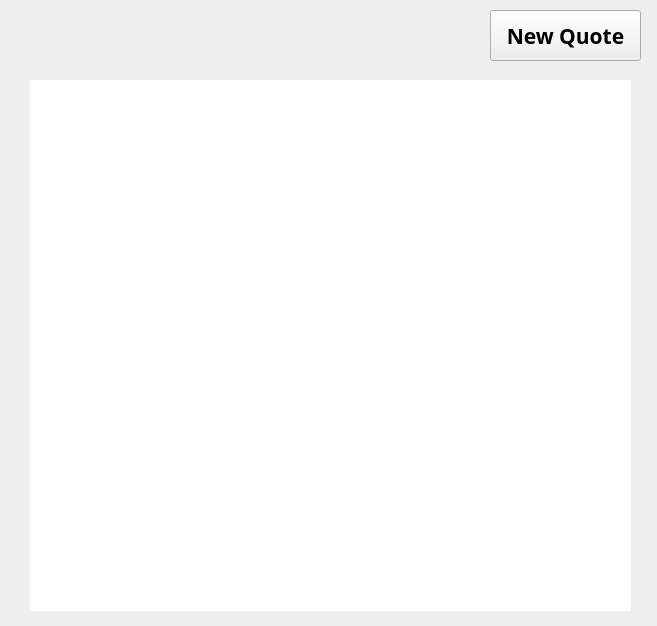
Before: the Qt Designer form quotesindexwindow.ui in lorenjohnson/CSC3220_DevTeam1_Final, drawn with Qt 5.
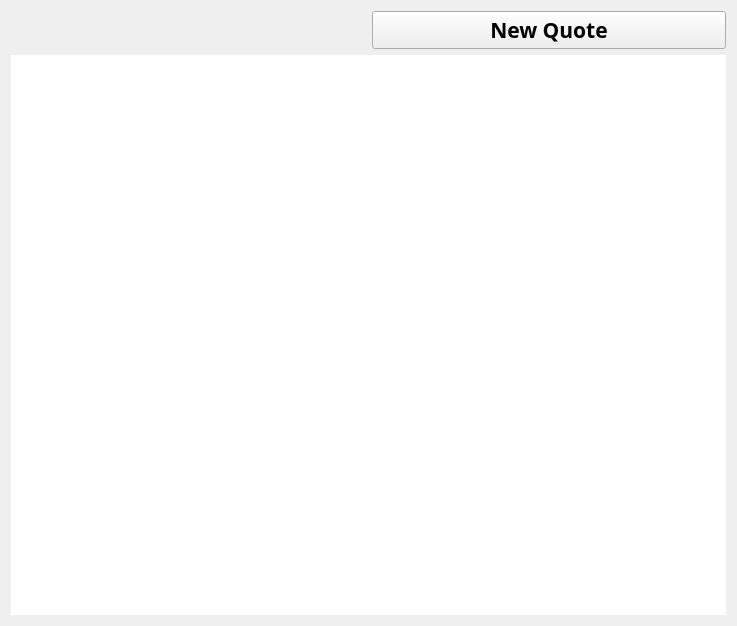
After: the same form once the commit is applied.

Commit message:
Resize and quote table
I made some changes to the resize (just right click -> layout -> layout to grid)
Also change how to table works in ui (row instead of column)

The edit to the form file:
```diff
--- a/quotesindexwindow.ui
+++ b/quotesindexwindow.ui
@@ -9,7 +9,7 @@
    <rect>
     <x>0</x>
     <y>0</y>
-    <width>657</width>
+    <width>737</width>
     <height>626</height>
    </rect>
   </property>
@@ -22,15 +22,40 @@
   <property name="windowTitle">
    <string>Quotes</string>
   </property>
+  <layout class="QGridLayout" name="gridLayout">
+   <item row="0" column="0">
+    <widget class="QLabel" name="welcomeLabel">
+     <property name="font">
+      <font>
+       <family>Sans</family>
+       <pointsize>18</pointsize>
+      </font>
+     </property>
+     <property name="contextMenuPolicy">
+      <enum>Qt::DefaultContextMenu</enum>
+     </property>
+     <property name="text">
+      <string/>
+     </property>
+    </widget>
+   </item>
+   <item row="0" column="1">
+    <widget class="QPushButton" name="newQuoteButton">
+     <property name="font">
+      <font>
+       <family>Sans</family>
+       <pointsize>16</pointsize>
+       <weight>75</weight>
+       <bold>true</bold>
+      </font>
+     </property>
+     <property name="text">
+      <string>New Quote</string>
+     </property>
+    </widget>
+   </item>
+   <item row="1" column="0" colspan="2">
   <widget class="QTableWidget" name="quotesIndexTableWidget">
-   <property name="geometry">
-    <rect>
-     <x>30</x>
-     <y>80</y>
-     <width>601</width>
-     <height>531</height>
-    </rect>
-   </property>
    <property name="sizePolicy">
     <sizepolicy hsizetype="Expanding" vsizetype="Expanding">
      <horstretch>0</horstretch>
@@ -106,6 +131,16 @@
    <attribute name="verticalHeaderHighlightSections">
     <bool>false</bool>
    </attribute>
+     <row>
+      <property name="text">
+       <string>Quote</string>
+      </property>
+     </row>
+     <row>
+      <property name="text">
+       <string>Quotee</string>
+      </property>
+     </row>
    <column>
     <property name="text">
      <string>Quote</string>
@@ -115,48 +150,13 @@
     <property name="text">
      <string>Quotee</string>
     </property>
-   </column>
-  </widget>
-  <widget class="QPushButton" name="newQuoteButton">
-   <property name="geometry">
-    <rect>
-     <x>490</x>
-     <y>10</y>
-     <width>151</width>
-     <height>51</height>
-    </rect>
-   </property>
-   <property name="font">
-    <font>
-     <family>Sans</family>
-     <pointsize>16</pointsize>
-     <weight>75</weight>
-     <bold>true</bold>
-    </font>
-   </property>
-   <property name="text">
-    <string>New Quote</string>
-   </property>
-  </widget>
-  <widget class="QLabel" name="welcomeLabel">
-   <property name="geometry">
-    <rect>
-     <x>20</x>
-     <y>20</y>
-     <width>461</width>
-     <height>31</height>
-    </rect>
-   </property>
-   <property name="font">
-    <font>
-     <family>Sans</family>
-     <pointsize>18</pointsize>
-    </font>
-   </property>
-   <property name="text">
-    <string/>
-   </property>
-  </widget>
+      <property name="textAlignment">
+       <set>AlignLeading|AlignVCenter</set>
+      </property>
+     </column>
+    </widget>
+   </item>
+  </layout>
  </widget>
  <resources/>
  <connections/>
```
Lines whose indentation alone changed are shown as unchanged. The commit also changes 1 other file.
